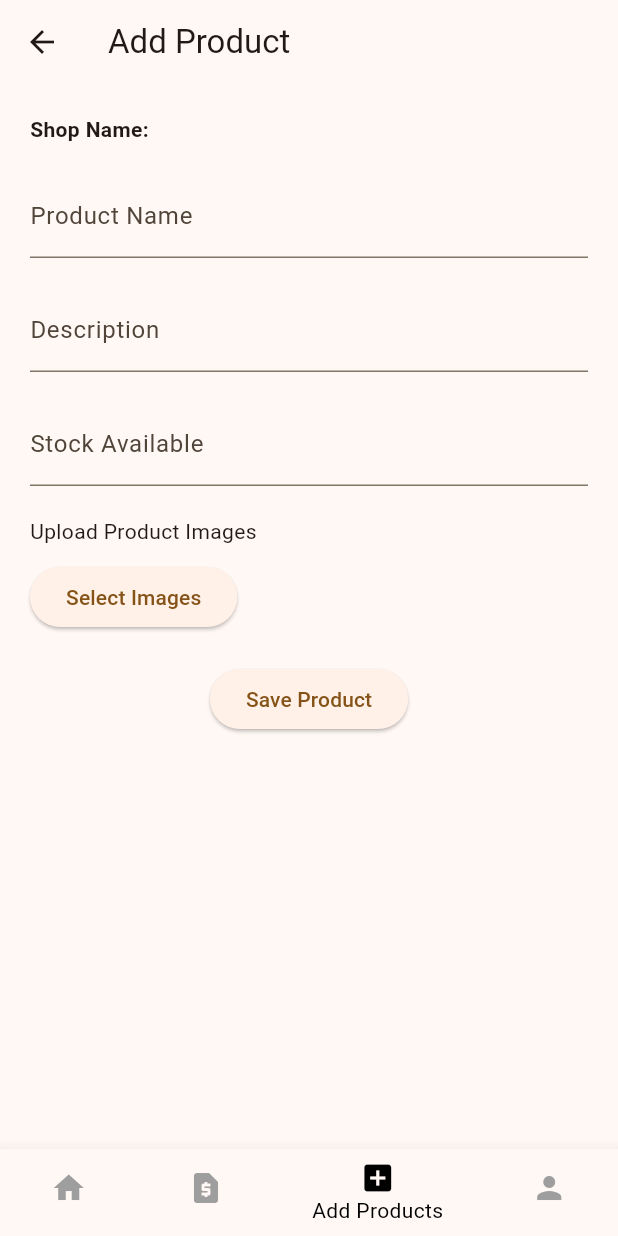
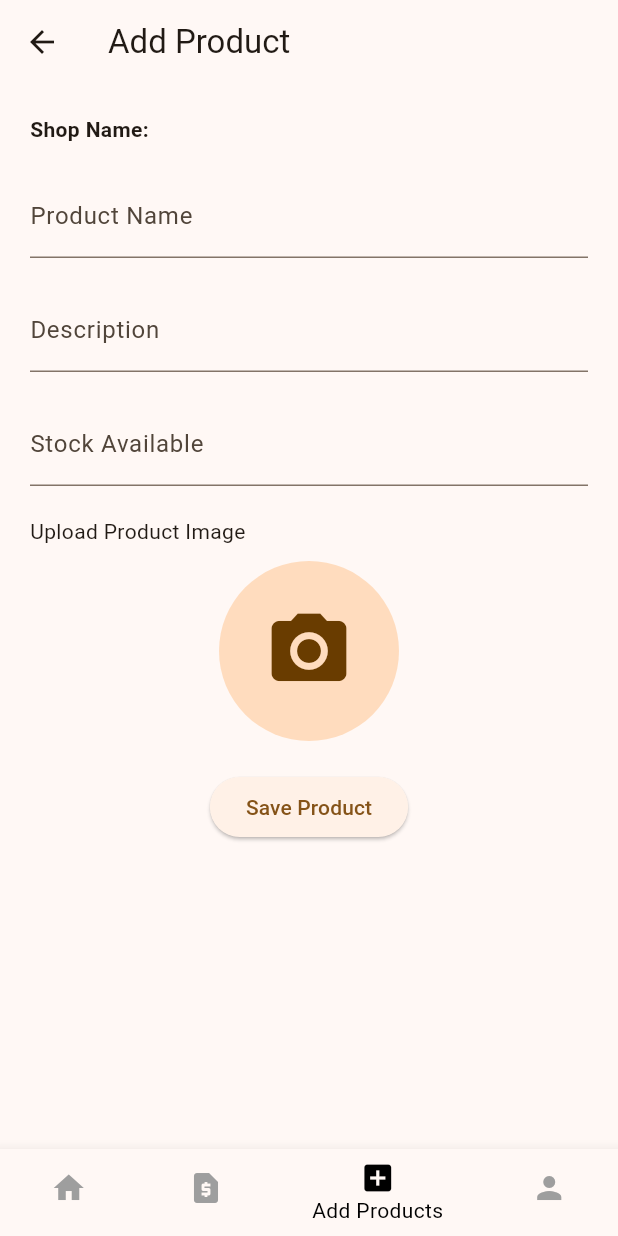
Before and after one commit to MDK-404/e_mechanic, a Flutter app: the AddProductScreen screen opened by its route, on a phone screen of 412 x 824 dp. Run offline on Flutter 3.47's test engine with Material 3 defaults, Android fonts, the phone set to English and light mode, and no system bars; our stand-ins replace cloud_firestore, firebase_auth, firebase_core, firebase_storage, fluttertoast, image_picker and 2 more; accounts and stored records are empty.

Commit message:
products added

```diff
--- a/lib/screens/add_products.dart
+++ b/lib/screens/add_products.dart
@@ -14,87 +14,104 @@ class AddProductScreen extends StatefulWidget {
 }
 
 class _AddProductScreenState extends State<AddProductScreen> {
+  final GlobalKey<FormState> _formKey = GlobalKey<FormState>();
   final TextEditingController productNameController = TextEditingController();
   final TextEditingController descriptionController = TextEditingController();
   final TextEditingController stockController = TextEditingController();
 
-  late List<File> _images = [];
+  File? _image;
   final picker = ImagePicker();
 
   String shopName = '';
-  //late User? _user;
+  User? _user;
 
   @override
-  // void initState() {
-  //   super.initState();
-  //   fetchShopName();
-  //   _user = FirebaseAuth.instance.currentUser;
-  // }
+  void initState() {
+    super.initState();
+    _user = FirebaseAuth.instance.currentUser;
+    if (_user != null) {
+      fetchShopName();
+    } else {
+      print('User is not logged in.');
+    }
+  }
 
-  // Future<void> fetchShopName() async {
-  //   final mechanicPhoneNumber = _user!.phoneNumber!;
+  Future<void> fetchShopName() async {
+    if (_user == null) {
+      print('User is not logged in.');
+      return;
+    }
 
-  //   DocumentSnapshot mechanicSnapshot = await FirebaseFirestore.instance
-  //       .collection('mechanics')
-  //       .doc(mechanicPhoneNumber)
-  //       .get();
+    final mechanicPhoneNumber = _user!.phoneNumber!;
 
-  //   setState(() {
-  //     shopName = mechanicSnapshot.get('shopName') ?? '';
-  //   });
-  // }
+    DocumentSnapshot mechanicSnapshot = await FirebaseFirestore.instance
+        .collection('mechanics')
+        .doc(mechanicPhoneNumber)
+        .get();
 
-  Future<List<String>> uploadImages() async {
+    setState(() {
+      shopName = mechanicSnapshot.get('shopName') ?? '';
+    });
+  }
+
+  Future<String> uploadImage(File image) async {
     try {
-      final List<String> imageUrls = [];
-      for (final image in _images) {
       final Reference storageReference = FirebaseStorage.instance
           .ref()
           .child('product_images/${DateTime.now().millisecondsSinceEpoch}');
 
       final UploadTask uploadTask = storageReference.putFile(image);
-        await uploadTask.whenComplete(() async {
+      await uploadTask.whenComplete(() async {});
       final url = await storageReference.getDownloadURL();
-          imageUrls.add(url);
-        });
-      }
-      return imageUrls;
+      return url;
     } catch (error) {
-      print('Error uploading images: $error');
+      print('Error uploading image: $error');
       rethrow;
     }
   }
 
   Future<void> saveProduct() async {
+    if (_user == null) {
+      print('User is not logged in.');
+      return;
+    }
+
+    if (!_formKey.currentState!.validate()) {
+      return; // Form is not valid, do not proceed
+    }
+
     final productName = productNameController.text;
     final description = descriptionController.text;
     final stockAvailable = int.tryParse(stockController.text) ?? 0;
 
     try {
-      final List<String> imageUrls = await uploadImages();
+      final String imageUrl = _image != null ? await uploadImage(_image!) : '';
 
       final productData = {
         'productName': productName,
         'description': description,
         'stockAvailable': stockAvailable,
-        'images': imageUrls,
+        'image': imageUrl,
       };
 
-      // await FirebaseFirestore.instance
-      //     .collection('products')
-      //     .doc(_user!.uid)
-      //     .collection('products')
-      //     .add(productData);
+      await FirebaseFirestore.instance
+          .collection('products')
+          .doc(_user!.uid)
+          .collection('products')
+          .add(productData);
 
       // Clear text controllers and images list after saving
       productNameController.clear();
       descriptionController.clear();
       stockController.clear();
-      _images.clear();
+      setState(() {
+        _image = null;
+      });
 
       ScaffoldMessenger.of(context).showSnackBar(
         SnackBar(content: Text('Product saved successfully')),
       );
+      Navigator.pushNamed(context, 'mechanic_dashboard');
     } catch (error) {
       print('Error saving product: $error');
       ScaffoldMessenger.of(context).showSnackBar(
@@ -103,24 +120,23 @@ class _AddProductScreenState extends State<AddProductScreen> {
     }
   }
 
-  Future<void> pickImages() async {
+  Future<void> pickImage() async {
     try {
-      final pickedFiles = await picker.pickMultiImage(
+      final pickedFile = await picker.pickImage(
+        source: ImageSource.gallery,
         maxWidth: 800,
         imageQuality: 50,
-      maxHeight: 5,
-
       );
 
       setState(() {
-        if (pickedFiles != null) {
-          _images = pickedFiles.map((file) => File(file.path)).toList();
+        if (pickedFile != null) {
+          _image = File(pickedFile.path);
         } else {
-          print('No images selected.');
+          print('No image selected.');
         }
       });
     } catch (error) {
-      print('Error picking images: $error');
+      print('Error picking image: $error');
     }
   }
 
@@ -132,6 +148,8 @@ class _AddProductScreenState extends State<AddProductScreen> {
       ),
       body: SingleChildScrollView(
         padding: EdgeInsets.all(20),
+        child: Form(
+          key: _formKey,
           child: Column(
             crossAxisAlignment: CrossAxisAlignment.start,
             children: [
@@ -143,38 +161,59 @@ class _AddProductScreenState extends State<AddProductScreen> {
               TextFormField(
                 controller: productNameController,
                 decoration: InputDecoration(labelText: 'Product Name'),
+                validator: (value) {
+                  if (value == null || value.isEmpty) {
+                    return 'Please enter the product name';
+                  }
+                  return null;
+                },
               ),
               SizedBox(height: 20),
               TextFormField(
                 controller: descriptionController,
                 decoration: InputDecoration(labelText: 'Description'),
                 maxLines: null,
+                validator: (value) {
+                  if (value == null || value.isEmpty) {
+                    return 'Please enter the description';
+                  }
+                  return null;
+                },
               ),
               SizedBox(height: 20),
               TextFormField(
                 controller: stockController,
                 decoration: InputDecoration(labelText: 'Stock Available'),
                 keyboardType: TextInputType.number,
+                validator: (value) {
+                  if (value == null || value.isEmpty) {
+                    return 'Please enter the stock available';
+                  }
+                  return null;
+                },
               ),
               SizedBox(height: 20),
-            Text('Upload Product Images'),
+              Text('Upload Product Image'),
               SizedBox(height: 10),
-            _images.isEmpty
-                ? ElevatedButton(
-                    onPressed: pickImages,
-                    child: Text('Select Images'),
-                  )
-                : Column(
-                    children: [
-                      SizedBox(height: 10),
-                      GridView.count(
-                        shrinkWrap: true,
-                        crossAxisCount: 3,
-                        children: List.generate(_images.length, (index) {
-                          return Image.file(_images[index]);
-                        }),
+              Center(
+                child: GestureDetector(
+                  onTap: pickImage,
+                  child: CircleAvatar(
+                    radius: 60,
+                    backgroundImage: _image != null ? FileImage(_image!) : null,
+                    child: _image == null
+                        ? Icon(Icons.camera_alt, size: 60)
+                        : Align(
+                            alignment: Alignment.bottomRight,
+                            child: CircleAvatar(
+                              backgroundColor: Colors.white,
+                              radius: 20,
+                              child:
+                                  Icon(Icons.camera_alt, color: Colors.black),
                             ),
-                    ],
+                          ),
+                  ),
+                ),
               ),
               SizedBox(height: 20),
               Center(
@@ -186,6 +225,7 @@ class _AddProductScreenState extends State<AddProductScreen> {
             ],
           ),
         ),
+      ),
       bottomNavigationBar: MechanicBottomNavigationBar(
         onTap: (index) {
           if (index == 0) {
@@ -194,8 +234,7 @@ class _AddProductScreenState extends State<AddProductScreen> {
             Navigator.pushNamed(context, 'mechanic_dashboard');
           } else if (index == 2) {
             Navigator.pushNamed(context, 'addproducts');
-          }
-          else if(index==3){
+          } else if (index == 3) {
             Navigator.pushNamed(context, 'mechanic_profile');
           }
         },
--- a/lib/screens/main_screen.dart
+++ b/lib/screens/main_screen.dart
@@ -134,7 +134,7 @@ class MainScreen extends StatelessWidget {
                   ),
                   ElevatedButton(
                     onPressed: () {
-                      Navigator.pushNamed(context,'mechanic_dashboard');
+                      Navigator.pushNamed(context, 'mechanic_login');
                       userType = "mechanic";
 
                       // Mechanic type select karo
```
Lines whose indentation alone changed are shown as unchanged.
